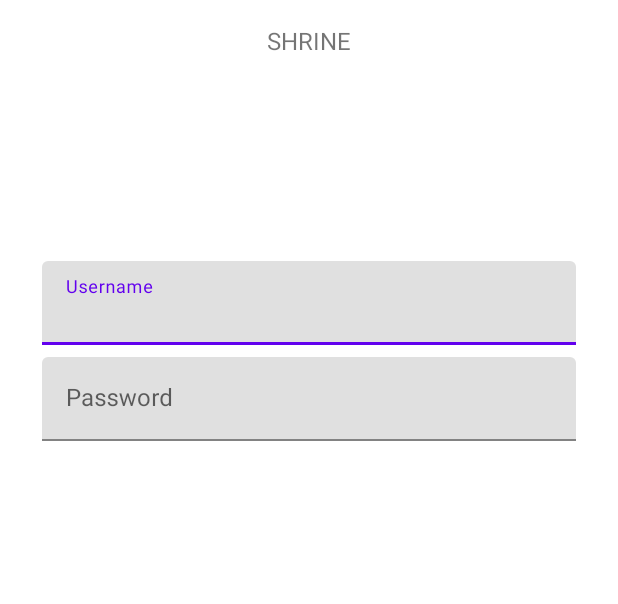
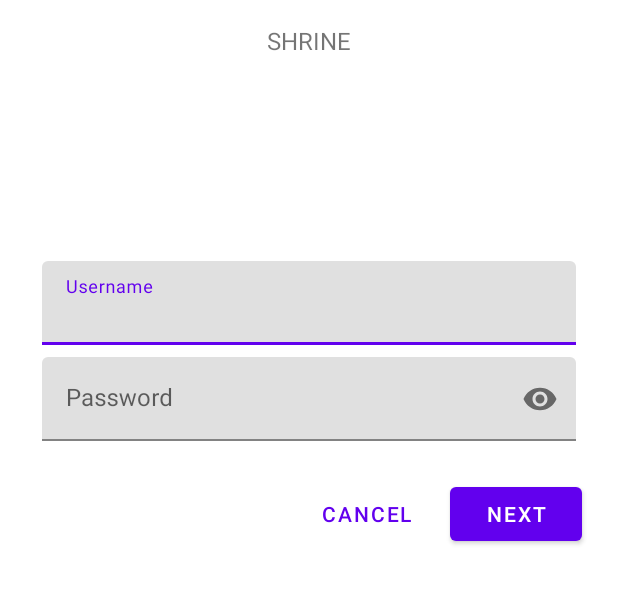
Before and after one commit to flaviokreis/android-study-2020, an Android app: the screen it shows after launch (MainActivity), on a phone screen of 412 x 824 dp, the part 204-808 px from its top. Run offline under Robolectric (Android 15) with nearby library versions, the phone set to English and light mode, and no system bars.

Commit message:
Add material login and cancel buttons
- Improve to add go to next field
- Improve to add login on press Enter add password field
- Fix issue related to remove error text on continue to add text

```diff
--- a/shrine/app/src/main/res/layout/shr_login_fragment.xml
+++ b/shrine/app/src/main/res/layout/shr_login_fragment.xml
@@ -42,7 +42,10 @@
 
             <com.google.android.material.textfield.TextInputEditText
                 android:layout_width="match_parent"
-                android:layout_height="wrap_content" />
+                android:layout_height="wrap_content"
+                android:singleLine="true"
+                android:imeOptions="actionNext"
+                android:nextFocusDown="@id/password_edit_text"/>
         </com.google.android.material.textfield.TextInputLayout>
 
         <com.google.android.material.textfield.TextInputLayout
@@ -51,16 +54,41 @@
             android:layout_height="wrap_content"
             android:layout_margin="4dp"
             android:hint="@string/shr_hint_password"
-            app:errorEnabled="true">
+            app:errorEnabled="true"
+            app:endIconMode="password_toggle">
 
             <com.google.android.material.textfield.TextInputEditText
                 android:id="@+id/password_edit_text"
                 android:layout_width="match_parent"
                 android:layout_height="wrap_content"
-                android:inputType="textPassword" />
+                android:inputType="textPassword"
+                android:imeOptions="actionGo" />
         </com.google.android.material.textfield.TextInputLayout>
 
-        <!-- Snippet from "Add buttons" section goes here. -->
+        <RelativeLayout
+            android:layout_width="match_parent"
+            android:layout_height="wrap_content">
+
+            <com.google.android.material.button.MaterialButton
+                android:id="@+id/next_button"
+                android:layout_width="wrap_content"
+                android:layout_height="wrap_content"
+                android:layout_alignParentEnd="true"
+                android:layout_alignParentRight="true"
+                android:text="@string/shr_button_next" />
+
+            <com.google.android.material.button.MaterialButton
+                android:id="@+id/cancel_button"
+                style="@style/Widget.MaterialComponents.Button.TextButton"
+                android:layout_width="wrap_content"
+                android:layout_height="wrap_content"
+                android:layout_marginEnd="12dp"
+                android:layout_marginRight="12dp"
+                android:layout_toStartOf="@id/next_button"
+                android:layout_toLeftOf="@id/next_button"
+                android:text="@string/shr_button_cancel" />
+
+        </RelativeLayout>
 
     </LinearLayout>
 </ScrollView>
```
Also changed, not shown: shrine/app/src/main/java/com/google/codelabs/mdc/kotlin/shrine/LoginFragment.kt (+42 -7 lines), 1 other file.
